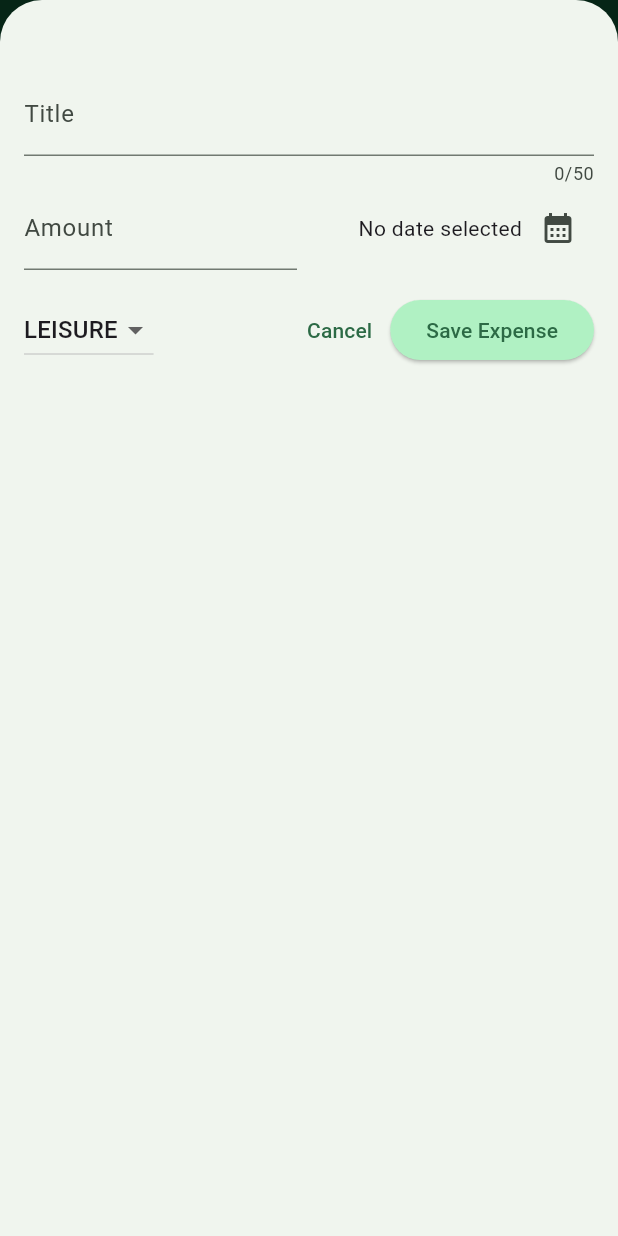
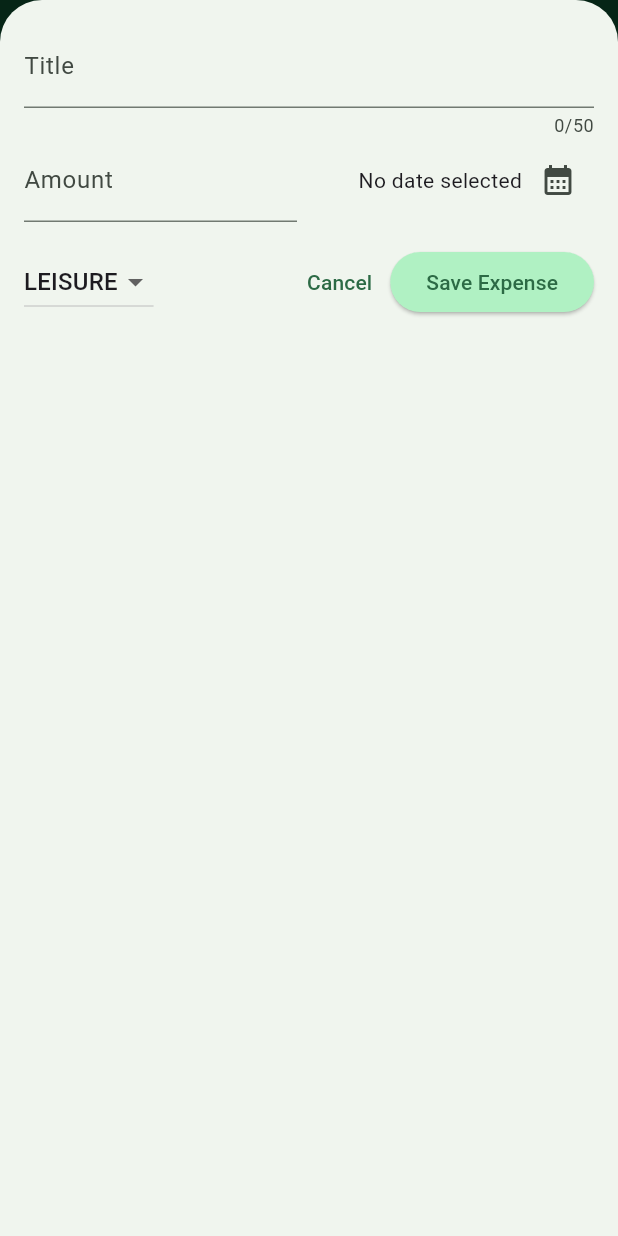
Before and after one commit to omerkocadere/Flutter, a Flutter app: the screen it shows after launch, after a tap on the "add" icon, on a phone screen of 412 x 824 dp. Run offline on Flutter 3.47's test engine with Material 3 defaults, Android fonts, the phone set to English and light mode, and no system bars; our stand-ins replace google_fonts.

Commit message:
Refactor: Simplify layout and improve responsiveness in NewExpense widget

```diff
--- a/expense_tracker/lib/main.dart
+++ b/expense_tracker/lib/main.dart
@@ -1,7 +1,6 @@
 import 'package:flutter/material.dart';
 
 import 'package:expense_tracker/widgets/expenses.dart';
-import 'package:flutter/services.dart';
 
 var kColorScheme = ColorScheme.fromSeed(
   seedColor: const Color.fromARGB(255, 18, 100, 59),
@@ -13,10 +12,6 @@ var kDarkColorScheme = ColorScheme.fromSeed(
 );
 
 void main() {
-  WidgetsFlutterBinding.ensureInitialized();
-  SystemChrome.setPreferredOrientations([DeviceOrientation.portraitUp]).then((
-    fn,
-  ) {
   runApp(
     MaterialApp(
       darkTheme: ThemeData.dark().copyWith(
@@ -58,5 +53,4 @@ void main() {
       home: const Expenses(),
     ),
   );
-  });
 }
--- a/expense_tracker/lib/widgets/expenses.dart
+++ b/expense_tracker/lib/widgets/expenses.dart
@@ -1,8 +1,9 @@
-import 'package:expense_tracker/widgets/chart/chart.dart';
+import 'package:flutter/material.dart';
+
+import 'package:expense_tracker/widgets/new_expense.dart';
 import 'package:expense_tracker/widgets/expenses_list/expenses_list.dart';
 import 'package:expense_tracker/models/expense.dart';
-import 'package:expense_tracker/widgets/new_expense.dart';
-import 'package:flutter/material.dart';
+import 'package:expense_tracker/widgets/chart/chart.dart';
 
 class Expenses extends StatefulWidget {
   const Expenses({super.key});
@@ -31,6 +32,7 @@ class _ExpensesState extends State<Expenses> {
 
   void _openAddExpenseOverlay() {
     showModalBottomSheet(
+      useSafeArea: true,
       isScrollControlled: true,
       context: context,
       builder: (ctx) => NewExpense(onAddExpense: _addExpense),
@@ -67,6 +69,8 @@ class _ExpensesState extends State<Expenses> {
 
   @override
   Widget build(BuildContext context) {
+    final width = MediaQuery.of(context).size.width;
+
     Widget mainContent = const Center(
       child: Text('No expenses found. Start adding some!'),
     );
@@ -88,12 +92,19 @@ class _ExpensesState extends State<Expenses> {
           ),
         ],
       ),
-      body: Column(
-        children: [
-          Chart(expenses: _registeredExpenses),
-          Expanded(child: mainContent),
-        ],
-      ),
+      body: width < 600
+          ? Column(
+              children: [
+                Chart(expenses: _registeredExpenses),
+                Expanded(child: mainContent),
+              ],
+            )
+          : Row(
+              children: [
+                Expanded(child: Chart(expenses: _registeredExpenses)),
+                Expanded(child: mainContent),
+              ],
+            ),
     );
   }
 }
--- a/expense_tracker/lib/widgets/new_expense.dart
+++ b/expense_tracker/lib/widgets/new_expense.dart
@@ -81,15 +81,93 @@ class _NewExpenseState extends State<NewExpense> {
 
   @override
   Widget build(BuildContext context) {
-    return Padding(
-      padding: const EdgeInsets.fromLTRB(16, 48, 16, 16),
+    final keyboardSpace = MediaQuery.of(context).viewInsets.bottom;
+    return LayoutBuilder(
+      builder: (ctx, constraints) {
+        final width = constraints.maxWidth;
+
+        return SizedBox(
+          height: double.infinity,
+          child: SingleChildScrollView(
+            child: Padding(
+              padding: EdgeInsets.fromLTRB(16, 16, 16, keyboardSpace + 16),
               child: Column(
                 children: [
+                  if (width >= 600)
+                    Row(
+                      crossAxisAlignment: CrossAxisAlignment.start,
+                      children: [
+                        Expanded(
+                          child: TextField(
+                            controller: _titleController,
+                            maxLength: 50,
+                            decoration: const InputDecoration(
+                              label: Text('Title'),
+                            ),
+                          ),
+                        ),
+                        const SizedBox(width: 24),
+                        Expanded(
+                          child: TextField(
+                            controller: _amountController,
+                            keyboardType: TextInputType.number,
+                            decoration: const InputDecoration(
+                              prefixText: '\$ ',
+                              label: Text('Amount'),
+                            ),
+                          ),
+                        ),
+                      ],
+                    )
+                  else
                     TextField(
                       controller: _titleController,
                       maxLength: 50,
                       decoration: const InputDecoration(label: Text('Title')),
                     ),
+                  if (width >= 600)
+                    Row(
+                      children: [
+                        DropdownButton(
+                          value: _selectedCategory,
+                          items: Category.values
+                              .map(
+                                (category) => DropdownMenuItem(
+                                  value: category,
+                                  child: Text(category.name.toUpperCase()),
+                                ),
+                              )
+                              .toList(),
+                          onChanged: (value) {
+                            if (value == null) {
+                              return;
+                            }
+                            setState(() {
+                              _selectedCategory = value;
+                            });
+                          },
+                        ),
+                        const SizedBox(width: 24),
+                        Expanded(
+                          child: Row(
+                            mainAxisAlignment: MainAxisAlignment.end,
+                            crossAxisAlignment: CrossAxisAlignment.center,
+                            children: [
+                              Text(
+                                _selectedDate == null
+                                    ? 'No date selected'
+                                    : formatter.format(_selectedDate!),
+                              ),
+                              IconButton(
+                                onPressed: _presentDatePicker,
+                                icon: const Icon(Icons.calendar_month),
+                              ),
+                            ],
+                          ),
+                        ),
+                      ],
+                    )
+                  else
                     Row(
                       children: [
                         Expanded(
@@ -123,6 +201,23 @@ class _NewExpenseState extends State<NewExpense> {
                       ],
                     ),
                   const SizedBox(height: 16),
+                  if (width >= 600)
+                    Row(
+                      children: [
+                        const Spacer(),
+                        TextButton(
+                          onPressed: () {
+                            Navigator.pop(context);
+                          },
+                          child: const Text('Cancel'),
+                        ),
+                        ElevatedButton(
+                          onPressed: _submitExpenseData,
+                          child: const Text('Save Expense'),
+                        ),
+                      ],
+                    )
+                  else
                     Row(
                       children: [
                         DropdownButton(
@@ -159,6 +254,10 @@ class _NewExpenseState extends State<NewExpense> {
                     ),
                 ],
               ),
+            ),
+          ),
+        );
+      },
     );
   }
 }
```
Lines whose indentation alone changed are shown as unchanged.
